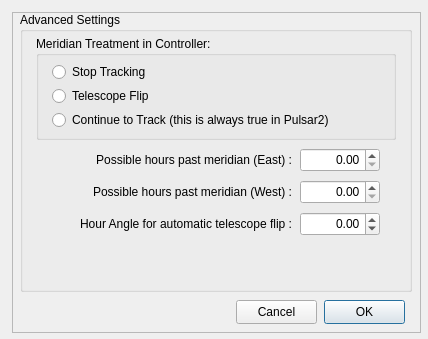
This is Pulsar2.ui in rpineau/Pulsar2 as Qt 5 draws it before an edit. The edited form follows.
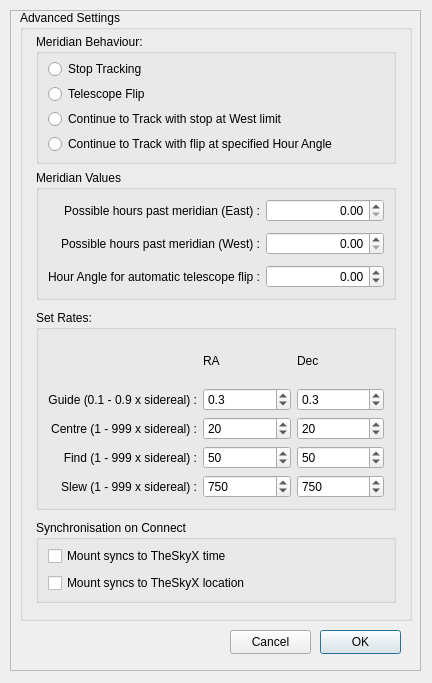
This is the edited form. Custom widgets are drawn as their Qt base class.

Commit message: resolved all previously mentioned bugs. Added (and tested) meridian handling plus some more settings. Added more diagnostics

```diff
--- a/Pulsar2.ui
+++ b/Pulsar2.ui
@@ -6,8 +6,8 @@
    <rect>
     <x>0</x>
     <y>0</y>
-    <width>428</width>
-    <height>339</height>
+    <width>432</width>
+    <height>683</height>
    </rect>
   </property>
   <property name="sizePolicy">
@@ -22,10 +22,10 @@
   <widget class="X2Form" name="X2Form">
    <property name="geometry">
     <rect>
-     <x>12</x>
-     <y>12</y>
-     <width>409</width>
-     <height>321</height>
+     <x>10</x>
+     <y>10</y>
+     <width>411</width>
+     <height>661</height>
     </rect>
    </property>
    <property name="sizePolicy">
@@ -40,12 +40,6 @@
      <height>0</height>
     </size>
    </property>
-   <property name="maximumSize">
-    <size>
-     <width>440</width>
-     <height>390</height>
-    </size>
-   </property>
    <property name="frameShape">
     <enum>QFrame::StyledPanel</enum>
    </property>
@@ -55,10 +49,10 @@
    <widget class="QGroupBox" name="groupBox_4">
     <property name="geometry">
      <rect>
-      <x>8</x>
+      <x>10</x>
       <y>0</y>
       <width>392</width>
-      <height>280</height>
+      <height>611</height>
      </rect>
     </property>
     <property name="maximumSize">
@@ -70,31 +64,79 @@
     <property name="title">
      <string>Advanced Settings</string>
     </property>
-    <widget class="QLabel" name="label_3">
+    <widget class="QGroupBox" name="groupBox">
      <property name="geometry">
       <rect>
-       <x>24</x>
-       <y>168</y>
-       <width>248</width>
-       <height>24</height>
+       <x>16</x>
+       <y>24</y>
+       <width>360</width>
+       <height>130</height>
       </rect>
      </property>
+     <property name="title">
+      <string>Meridian Behaviour:</string>
+     </property>
+     <layout class="QVBoxLayout" name="verticalLayout">
+      <property name="spacing">
+       <number>5</number>
+      </property>
+      <property name="topMargin">
+       <number>5</number>
+      </property>
+      <property name="bottomMargin">
+       <number>5</number>
+      </property>
+      <item>
+       <widget class="QRadioButton" name="radioButton_Stop">
      <property name="text">
-      <string>Possible hours past meridian (West) :</string>
-     </property>
-     <property name="alignment">
-      <set>Qt::AlignRight|Qt::AlignTrailing|Qt::AlignVCenter</set>
-     </property>
-    </widget>
+         <string>Stop Tracking</string>
+        </property>
+       </widget>
+      </item>
+      <item>
+       <widget class="QRadioButton" name="radioButton_Flip">
+        <property name="text">
+         <string>Telescope Flip</string>
+        </property>
+       </widget>
+      </item>
+      <item>
+       <widget class="QRadioButton" name="radioButton_Continue_Stop">
+        <property name="text">
+         <string>Continue to Track with stop at West limit</string>
+        </property>
+       </widget>
+      </item>
+      <item>
+       <widget class="QRadioButton" name="radioButton_Continue_Flip">
+        <property name="text">
+         <string>Continue to Track with flip at specified Hour Angle</string>
+        </property>
+       </widget>
+      </item>
+     </layout>
+    </widget>
+    <widget class="QGroupBox" name="groupBox_2">
+     <property name="geometry">
+      <rect>
+       <x>16</x>
+       <y>160</y>
+       <width>360</width>
+       <height>130</height>
+      </rect>
+     </property>
+     <property name="title">
+      <string>Meridian Values</string>
+     </property>
+     <layout class="QGridLayout" name="gridLayout">
+      <property name="topMargin">
+       <number>5</number>
+      </property>
+      <property name="bottomMargin">
+       <number>5</number>
+      </property>
+      <item row="0" column="0">
     <widget class="QLabel" name="label">
-     <property name="geometry">
-      <rect>
-       <x>24</x>
-       <y>136</y>
-       <width>248</width>
-       <height>24</height>
-      </rect>
-     </property>
      <property name="text">
       <string>Possible hours past meridian (East) :</string>
      </property>
@@ -102,31 +144,9 @@
       <set>Qt::AlignRight|Qt::AlignTrailing|Qt::AlignVCenter</set>
      </property>
     </widget>
-    <widget class="QLabel" name="label_2">
-     <property name="geometry">
-      <rect>
-       <x>16</x>
-       <y>200</y>
-       <width>256</width>
-       <height>24</height>
-      </rect>
-     </property>
-     <property name="text">
-      <string>Hour Angle for automatic telescope flip :</string>
-     </property>
-     <property name="alignment">
-      <set>Qt::AlignRight|Qt::AlignTrailing|Qt::AlignVCenter</set>
-     </property>
-    </widget>
+      </item>
+      <item row="0" column="1">
     <widget class="QDoubleSpinBox" name="doubleSpinBox_HoursEast">
-     <property name="geometry">
-      <rect>
-       <x>280</x>
-       <y>136</y>
-       <width>80</width>
-       <height>24</height>
-      </rect>
-     </property>
      <property name="alignment">
       <set>Qt::AlignRight|Qt::AlignTrailing|Qt::AlignVCenter</set>
      </property>
@@ -137,15 +157,19 @@
       <double>0.100000000000000</double>
      </property>
     </widget>
+      </item>
+      <item row="1" column="0">
+       <widget class="QLabel" name="label_3">
+        <property name="text">
+         <string>Possible hours past meridian (West) :</string>
+        </property>
+        <property name="alignment">
+         <set>Qt::AlignRight|Qt::AlignTrailing|Qt::AlignVCenter</set>
+        </property>
+       </widget>
+      </item>
+      <item row="1" column="1">
     <widget class="QDoubleSpinBox" name="doubleSpinBox_HoursWest">
-     <property name="geometry">
-      <rect>
-       <x>280</x>
-       <y>168</y>
-       <width>80</width>
-       <height>24</height>
-      </rect>
-     </property>
      <property name="alignment">
       <set>Qt::AlignRight|Qt::AlignTrailing|Qt::AlignVCenter</set>
      </property>
@@ -156,15 +180,19 @@
       <double>0.100000000000000</double>
      </property>
     </widget>
+      </item>
+      <item row="2" column="0">
+       <widget class="QLabel" name="label_2">
+        <property name="text">
+         <string>Hour Angle for automatic telescope flip :</string>
+        </property>
+        <property name="alignment">
+         <set>Qt::AlignRight|Qt::AlignTrailing|Qt::AlignVCenter</set>
+        </property>
+       </widget>
+      </item>
+      <item row="2" column="1">
     <widget class="QDoubleSpinBox" name="doubleSpinBox_HourFlip">
-     <property name="geometry">
-      <rect>
-       <x>280</x>
-       <y>200</y>
-       <width>80</width>
-       <height>24</height>
-      </rect>
-     </property>
      <property name="alignment">
       <set>Qt::AlignRight|Qt::AlignTrailing|Qt::AlignVCenter</set>
      </property>
@@ -178,64 +206,241 @@
       <double>0.100000000000000</double>
      </property>
     </widget>
-    <widget class="QGroupBox" name="groupBox">
+      </item>
+     </layout>
+    </widget>
+    <widget class="QGroupBox" name="groupBox_3">
      <property name="geometry">
       <rect>
        <x>16</x>
-       <y>24</y>
+       <y>300</y>
        <width>360</width>
-       <height>104</height>
+       <height>200</height>
       </rect>
      </property>
      <property name="title">
-      <string>Meridian Treatment in Controller:</string>
+      <string>Set Rates:</string>
      </property>
-     <widget class="QRadioButton" name="radioButton_Stop">
-      <property name="geometry">
-       <rect>
-        <x>16</x>
-        <y>24</y>
-        <width>160</width>
-        <height>24</height>
-       </rect>
-      </property>
+     <layout class="QGridLayout" name="gridLayout_2">
+      <item row="0" column="1">
+       <widget class="QLabel" name="label_8">
+        <property name="text">
+         <string>RA</string>
+        </property>
+        <property name="alignment">
+         <set>Qt::AlignLeading|Qt::AlignLeft|Qt::AlignVCenter</set>
+        </property>
+       </widget>
+      </item>
+      <item row="0" column="2">
+       <widget class="QLabel" name="label_9">
       <property name="text">
-       <string>Stop Tracking</string>
-      </property>
-     </widget>
-     <widget class="QRadioButton" name="radioButton_Flip">
-      <property name="geometry">
-       <rect>
-        <x>16</x>
-        <y>48</y>
-        <width>160</width>
-        <height>24</height>
-       </rect>
-      </property>
+         <string>Dec</string>
+        </property>
+        <property name="alignment">
+         <set>Qt::AlignLeading|Qt::AlignLeft|Qt::AlignVCenter</set>
+        </property>
+       </widget>
+      </item>
+      <item row="1" column="0">
+       <widget class="QLabel" name="label_4">
+        <property name="text">
+         <string>Guide (0.1 - 0.9 x sidereal) :</string>
+        </property>
+        <property name="alignment">
+         <set>Qt::AlignRight|Qt::AlignTrailing|Qt::AlignVCenter</set>
+        </property>
+       </widget>
+      </item>
+      <item row="1" column="1">
+       <widget class="QDoubleSpinBox" name="doubleSpinBox_GuideRA">
+        <property name="decimals">
+         <number>1</number>
+        </property>
+        <property name="minimum">
+         <double>0.100000000000000</double>
+        </property>
+        <property name="maximum">
+         <double>0.900000000000000</double>
+        </property>
+        <property name="singleStep">
+         <double>0.100000000000000</double>
+        </property>
+        <property name="value">
+         <double>0.300000000000000</double>
+        </property>
+       </widget>
+      </item>
+      <item row="1" column="2">
+       <widget class="QDoubleSpinBox" name="doubleSpinBox__GuideDec">
+        <property name="decimals">
+         <number>1</number>
+        </property>
+        <property name="minimum">
+         <double>0.100000000000000</double>
+        </property>
+        <property name="maximum">
+         <double>0.900000000000000</double>
+        </property>
+        <property name="singleStep">
+         <double>0.100000000000000</double>
+        </property>
+        <property name="value">
+         <double>0.300000000000000</double>
+        </property>
+       </widget>
+      </item>
+      <item row="2" column="0">
+       <widget class="QLabel" name="label_5">
       <property name="text">
-       <string>Telescope Flip</string>
-      </property>
-     </widget>
-     <widget class="QRadioButton" name="radioButton_Continue">
+         <string>Centre (1 - 999 x sidereal) :</string>
+        </property>
+        <property name="alignment">
+         <set>Qt::AlignRight|Qt::AlignTrailing|Qt::AlignVCenter</set>
+        </property>
+       </widget>
+      </item>
+      <item row="2" column="1">
+       <widget class="QSpinBox" name="spinBox_CentreRA">
+        <property name="minimum">
+         <number>1</number>
+        </property>
+        <property name="maximum">
+         <number>999</number>
+        </property>
+        <property name="value">
+         <number>20</number>
+        </property>
+       </widget>
+      </item>
+      <item row="2" column="2">
+       <widget class="QSpinBox" name="spinBox_CentreDec">
+        <property name="minimum">
+         <number>1</number>
+        </property>
+        <property name="maximum">
+         <number>999</number>
+        </property>
+        <property name="value">
+         <number>20</number>
+        </property>
+       </widget>
+      </item>
+      <item row="3" column="0">
+       <widget class="QLabel" name="label_6">
+        <property name="text">
+         <string>Find (1 - 999 x sidereal) :</string>
+        </property>
+        <property name="alignment">
+         <set>Qt::AlignRight|Qt::AlignTrailing|Qt::AlignVCenter</set>
+        </property>
+       </widget>
+      </item>
+      <item row="3" column="1">
+       <widget class="QSpinBox" name="spinBox_FindRA">
+        <property name="minimum">
+         <number>1</number>
+        </property>
+        <property name="maximum">
+         <number>999</number>
+        </property>
+        <property name="value">
+         <number>50</number>
+        </property>
+       </widget>
+      </item>
+      <item row="3" column="2">
+       <widget class="QSpinBox" name="spinBox_FindDec">
+        <property name="minimum">
+         <number>1</number>
+        </property>
+        <property name="maximum">
+         <number>999</number>
+        </property>
+        <property name="value">
+         <number>50</number>
+        </property>
+       </widget>
+      </item>
+      <item row="4" column="0">
+       <widget class="QLabel" name="label_7">
+        <property name="text">
+         <string>Slew (1 - 999 x sidereal) :</string>
+        </property>
+        <property name="alignment">
+         <set>Qt::AlignRight|Qt::AlignTrailing|Qt::AlignVCenter</set>
+        </property>
+       </widget>
+      </item>
+      <item row="4" column="1">
+       <widget class="QSpinBox" name="spinBox_SlewRA">
+        <property name="minimum">
+         <number>1</number>
+        </property>
+        <property name="maximum">
+         <number>999</number>
+        </property>
+        <property name="value">
+         <number>750</number>
+        </property>
+       </widget>
+      </item>
+      <item row="4" column="2">
+       <widget class="QSpinBox" name="spinBox_SlewDec">
+        <property name="minimum">
+         <number>1</number>
+        </property>
+        <property name="maximum">
+         <number>999</number>
+        </property>
+        <property name="value">
+         <number>750</number>
+        </property>
+       </widget>
+      </item>
+     </layout>
+    </widget>
+    <widget class="QGroupBox" name="groupBox_5">
       <property name="geometry">
        <rect>
         <x>16</x>
-        <y>72</y>
-        <width>321</width>
-        <height>24</height>
-       </rect>
-      </property>
+       <y>510</y>
+       <width>360</width>
+       <height>83</height>
+      </rect>
+     </property>
+     <property name="title">
+      <string>Synchronisation on Connect</string>
+     </property>
+     <layout class="QGridLayout" name="gridLayout_3">
+      <property name="topMargin">
+       <number>5</number>
+      </property>
+      <property name="bottomMargin">
+       <number>5</number>
+      </property>
+      <item row="0" column="0">
+       <widget class="QCheckBox" name="checkBox_syncTime">
       <property name="text">
-       <string>Continue to Track (this is always true in Pulsar2)</string>
-      </property>
-     </widget>
+         <string>Mount syncs to TheSkyX time</string>
+        </property>
+       </widget>
+      </item>
+      <item row="1" column="0">
+       <widget class="QCheckBox" name="checkBox_syncLocation">
+        <property name="text">
+         <string>Mount syncs to TheSkyX location</string>
+        </property>
+       </widget>
+      </item>
+     </layout>
     </widget>
    </widget>
    <widget class="QPushButton" name="pushButtonOK">
     <property name="geometry">
      <rect>
-      <x>312</x>
-      <y>288</y>
+      <x>310</x>
+      <y>620</y>
       <width>81</width>
       <height>24</height>
      </rect>
@@ -247,8 +452,8 @@
    <widget class="QPushButton" name="pushButtonCancel">
     <property name="geometry">
      <rect>
-      <x>224</x>
-      <y>288</y>
+      <x>220</x>
+      <y>620</y>
       <width>81</width>
       <height>24</height>
      </rect>
```
Lines whose indentation alone changed are shown as unchanged. The commit also changes 5 other files.
